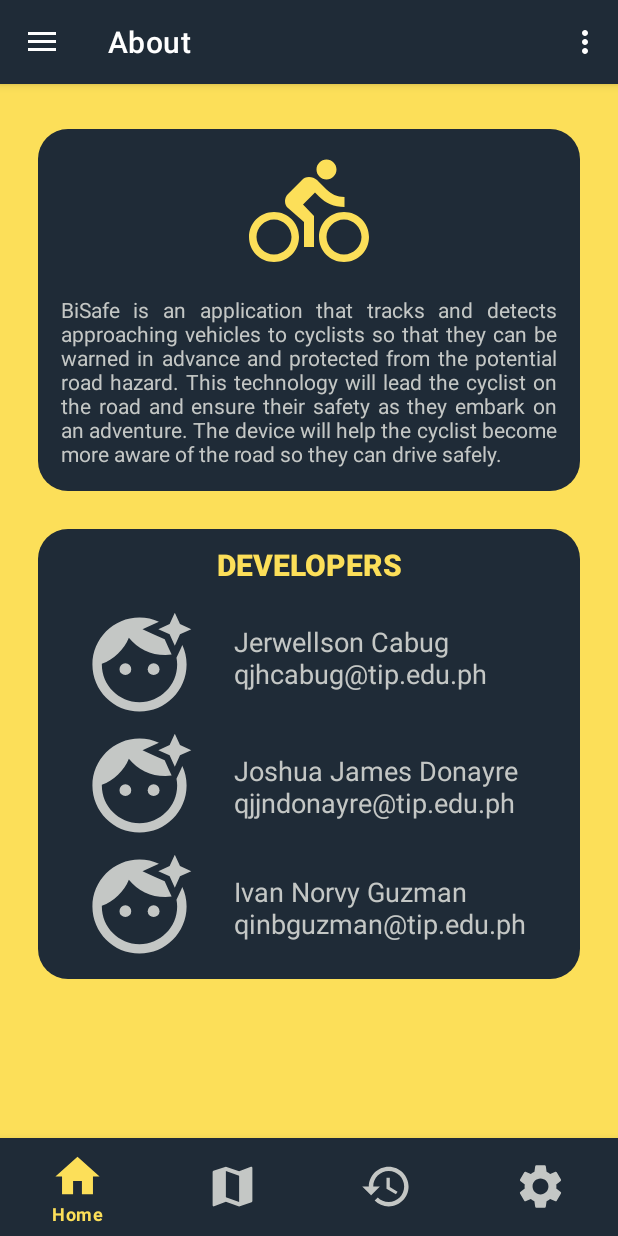
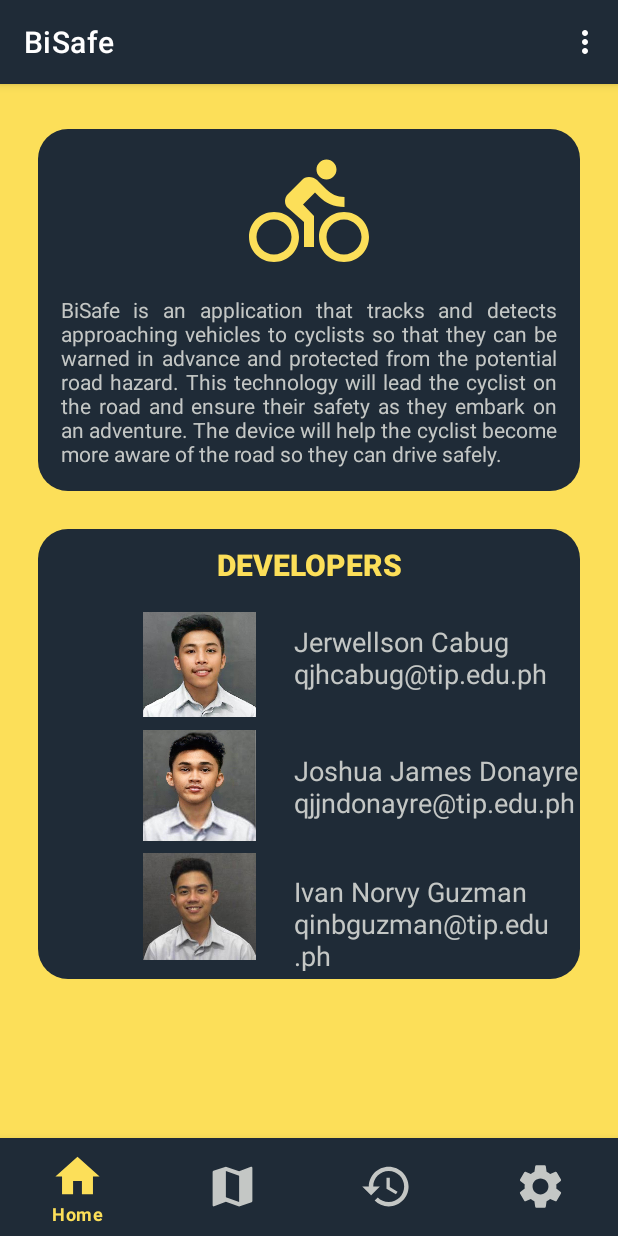
Before and after one commit to qinbguzman-tip/g1-bisafe, an Android app: the AboutFragment screen opened through its navigation route, on a phone screen of 412 x 824 dp. Run offline under Robolectric (Android 15) with nearby library versions, the phone set to English and light mode, and no system bars; our stand-ins replace Firebase (no records; nobody signed in at launch, a user with empty details on screens opened directly), data binding, navigation-ui; libraries missing offline, so code that uses them is left out: com.daimajia.androidanimations, com.fxn.stash, com.karumi.dexter; 5 statements that could not run were skipped.

Commit message:
Final App

```diff
--- a/app/src/main/java/com/example/g1_final_project/fragment/HistoryFragment.kt
+++ b/app/src/main/java/com/example/g1_final_project/fragment/HistoryFragment.kt
@@ -73,7 +73,7 @@
             val model = historyArrayList!![position]
             holder.title.text = model!!.title
             holder.time.text = "Time: " + model.time
-            holder.distance.text = "Distance: " + model.distance + "mi"
+            holder.distance.text = "Distance: " + model.distance + "km"
         }
 
         override fun getItemCount(): Int {
--- a/app/src/main/java/com/example/g1_final_project/fragment/HomeFragment.kt
+++ b/app/src/main/java/com/example/g1_final_project/fragment/HomeFragment.kt
@@ -85,7 +85,7 @@
                         currentMileagesDouble = (snapshot
                             .getValue<Double>(Double::class.java)!!)
                         val value = currentMileagesDouble.toString()
-                        b!!.dashKilometer.text = "$value mi"
+                        b!!.dashKilometer.text = "$value km"
                     }
                 }
 
--- a/app/src/main/res/layout/activity_main.xml
+++ b/app/src/main/res/layout/activity_main.xml
@@ -11,7 +11,7 @@
         android:layout_width="match_parent"
         android:layout_height="match_parent">
 
-        <fragment
+        <androidx.fragment.app.FragmentContainerView
             android:id="@+id/fragmentContainerView"
             android:name="androidx.navigation.fragment.NavHostFragment"
             android:layout_width="match_parent"
--- a/app/src/main/res/layout/fragment_about.xml
+++ b/app/src/main/res/layout/fragment_about.xml
@@ -70,7 +70,7 @@
             <LinearLayout
                 android:layout_width="wrap_content"
                 android:layout_height="match_parent"
-                android:layout_marginLeft="20dp"
+                android:layout_marginLeft="60dp"
                 android:orientation="vertical">
 
                 <LinearLayout
@@ -84,7 +84,7 @@
                         android:layout_marginLeft="10dp"
                         android:layout_marginTop="5dp"
                         android:layout_marginBottom="5dp"
-                        android:src="@drawable/ic_baseline_face_retouching_natural_24" />
+                        android:src="@drawable/cabug" />
 
                     <TextView
                         android:layout_width="match_parent"
@@ -108,7 +108,7 @@
                         android:layout_height="75dp"
                         android:layout_marginLeft="10dp"
                         android:layout_marginBottom="5dp"
-                        android:src="@drawable/ic_baseline_face_retouching_natural_24" />
+                        android:src="@drawable/donaire" />
 
                     <TextView
                         android:layout_width="match_parent"
@@ -132,7 +132,7 @@
                         android:layout_height="75dp"
                         android:layout_marginLeft="10dp"
                         android:layout_marginBottom="5dp"
-                        android:src="@drawable/ic_baseline_face_retouching_natural_24" />
+                        android:src="@drawable/guzman" />
 
                     <TextView
                         android:layout_width="match_parent"
```
Also changed, not shown: app/src/main/res/drawable/cabug.jpg (added), app/src/main/res/drawable/donaire.jpg (added), app/src/main/res/drawable/guzman.jpg (added).
